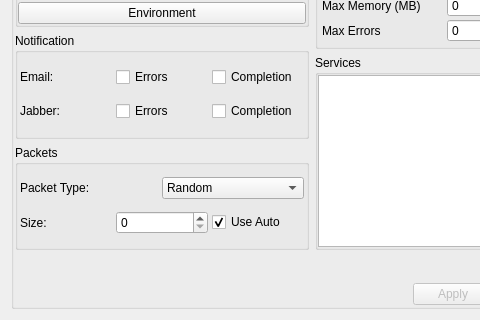
Old version of the form cpp/lib/freezer/ui/jobsettingswidgetui.ui in the repository justajeffy/arsenalsuite; both pictures show x 0 to 480 and y 162 to 482 of the 1030 by 482 pixel window.
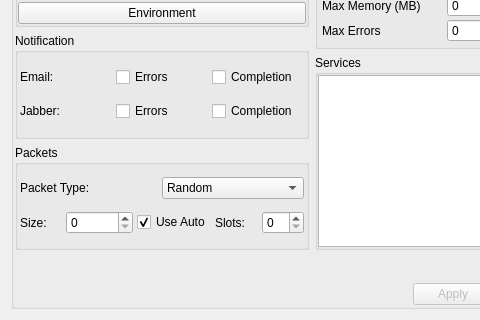
New version of the form. Custom widgets are drawn as their Qt base class.

Commit message: add field to edit slots

```diff
--- a/cpp/lib/freezer/ui/jobsettingswidgetui.ui
+++ b/cpp/lib/freezer/ui/jobsettingswidgetui.ui
@@ -339,6 +339,20 @@
                  </property>
                 </widget>
                </item>
+               <item>
+                <widget class="QLabel" name="textLabel_slots">
+                 <property name="text">
+                  <string>Slots:</string>
+                 </property>
+                </widget>
+               </item>
+               <item>
+                <widget class="FieldSpinBox" name="mSlotsSpin">
+                 <property name="maximum">
+                  <number>12</number>
+                 </property>
+                </widget>
+               </item>
               </layout>
              </item>
             </layout>
```
The commit also changes 1 other file.
